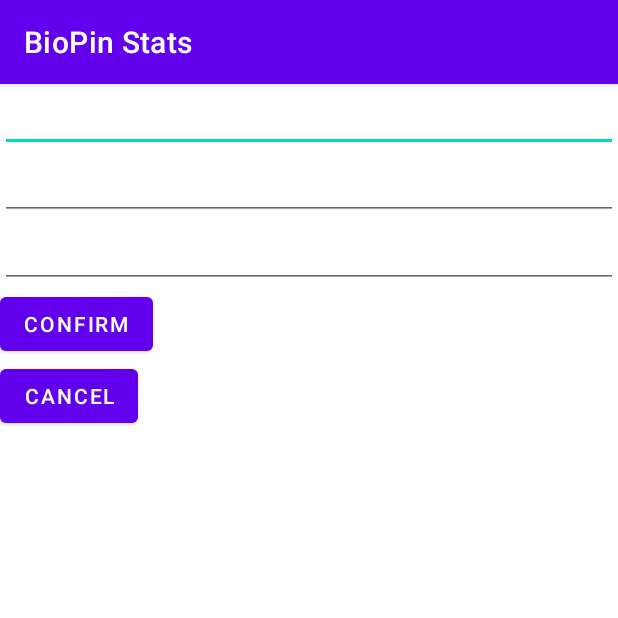
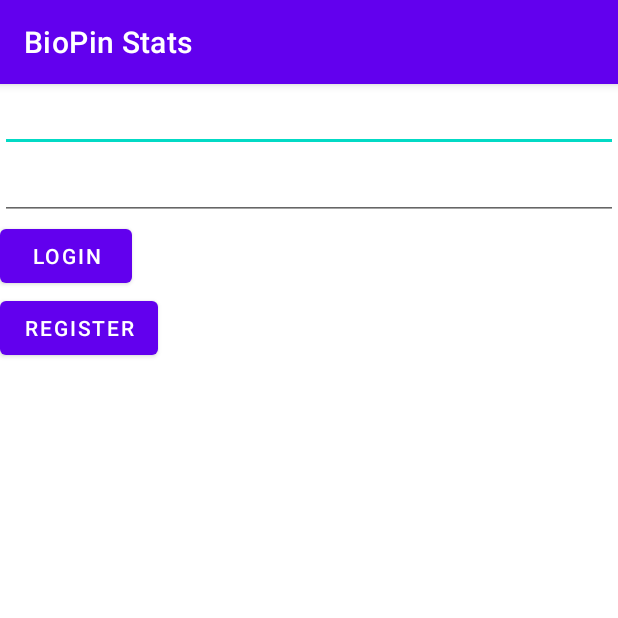
Before and after one commit to hakushiii/BioPinStats, an Android app: the screen it shows after launch (MainActivity), on a phone screen of 412 x 824 dp, the top half of it. Run offline under Robolectric (Android 15) with nearby library versions, the phone set to English and light mode, and no system bars; our stand-ins replace data binding.

Commit message:
Login Logic

```diff
--- a/app/src/main/java/com/example/biopinstats/authentication/LoginFragment.kt
+++ b/app/src/main/java/com/example/biopinstats/authentication/LoginFragment.kt
@@ -1,25 +1,64 @@
 package com.example.biopinstats.authentication
 
+import android.content.Intent
 import android.os.Bundle
 import androidx.fragment.app.Fragment
 import android.view.LayoutInflater
 import android.view.View
 import android.view.ViewGroup
+import androidx.fragment.app.activityViewModels
+import androidx.navigation.findNavController
+import com.example.biopinstats.EnabledNavigationActivity
+import com.example.biopinstats.MainApp
 import com.example.biopinstats.R
+import com.example.biopinstats.databinding.FragmentLoginBinding
+import com.example.biopinstats.databinding.FragmentRegisterBinding
 
 
 class LoginFragment : Fragment() {
+    private val viewModel: AuthViewModel by activityViewModels {
+        AuthViewModelFactory(
+            (activity?.application as MainApp).database
+                .userDao()
+        )
+    }
 
-
-    override fun onCreate(savedInstanceState: Bundle?) {
-        super.onCreate(savedInstanceState)
-    }
+    private var _binding: FragmentLoginBinding? = null
+    private val binding get() = _binding!!
 
     override fun onCreateView(
         inflater: LayoutInflater, container: ViewGroup?,
         savedInstanceState: Bundle?
-    ): View? {
-        // Inflate the layout for this fragment
-        return inflater.inflate(R.layout.fragment_login, container, false)
+    ): View {
+        _binding = FragmentLoginBinding.inflate(inflater, container, false)
+        return binding.root
+    }
+
+    override fun onViewCreated(view: View, savedInstanceState: Bundle?) {
+        super.onViewCreated(view, savedInstanceState)
+
+        binding.registerButton.setOnClickListener {
+                view: View -> view.findNavController().navigate(R.id.action_loginFragment_to_registerFragment)
+        }
+        binding.loginButton.setOnClickListener {
+            login()
+        }
+    }
+
+    private fun userExist(): Boolean {
+        return viewModel.userExist(
+            username = binding.username.text.toString(),
+            password = binding.password.text.toString()
+        )
+    }
+
+    private fun login() {
+        if (userExist()) {
+            startActivity(Intent(activity, EnabledNavigationActivity::class.java))
+        }
+        else {
+
+        }
+
     }
 }
--- a/app/src/main/java/com/example/biopinstats/database/dao/UserDao.kt
+++ b/app/src/main/java/com/example/biopinstats/database/dao/UserDao.kt
@@ -10,7 +10,7 @@ import com.example.biopinstats.database.models.User
 interface UserDao {
 
     @Query("SELECT * FROM User WHERE username = :username AND password = :password LIMIT 1")
-    suspend fun getUser(username: String, password: String): User?
+    fun getUser(username: String, password: String): User?
 
     @Insert(onConflict = OnConflictStrategy.REPLACE)
     suspend fun insertUser(user: User)
--- a/app/src/main/res/layout/fragment_login.xml
+++ b/app/src/main/res/layout/fragment_login.xml
@@ -1,14 +1,34 @@
 <?xml version="1.0" encoding="utf-8"?>
-<FrameLayout xmlns:android="http://schemas.android.com/apk/res/android"
-    xmlns:tools="http://schemas.android.com/tools"
-    android:layout_width="match_parent"
-    android:layout_height="match_parent"
-    tools:context=".authentication.LoginFragment">
+<layout xmlns:android="http://schemas.android.com/apk/res/android"
+    xmlns:tools="http://schemas.android.com/tools">
 
-    <!-- TODO: Update blank fragment layout -->
-    <TextView
+    <data>
+
+    </data>
+
+    <LinearLayout
         android:layout_width="match_parent"
         android:layout_height="match_parent"
-        android:text="@string/hello_blank_fragment" />
+        android:orientation="vertical">
 
-</FrameLayout>
+        <EditText
+            android:id="@+id/username"
+            android:layout_width="match_parent"
+            android:layout_height="wrap_content"/>
+        <EditText
+            android:id="@+id/password"
+            android:layout_width="match_parent"
+            android:layout_height="wrap_content"/>
+        <Button
+            android:id="@+id/login_button"
+            android:layout_width="wrap_content"
+            android:layout_height="wrap_content"
+            android:text="login"/>
+        <Button
+            android:id="@+id/register_button"
+            android:layout_width="wrap_content"
+            android:layout_height="wrap_content"
+            android:text="register"/>
+
+    </LinearLayout>
+</layout>
--- a/app/src/main/res/navigation/authentication_navigation.xml
+++ b/app/src/main/res/navigation/authentication_navigation.xml
@@ -3,13 +3,17 @@
     xmlns:app="http://schemas.android.com/apk/res-auto"
     xmlns:tools="http://schemas.android.com/tools"
     android:id="@+id/authenticaiton_navigation"
-    app:startDestination="@id/registerFragment">
+    app:startDestination="@id/loginFragment">
 
     <fragment
         android:id="@+id/loginFragment"
         android:name="com.example.biopinstats.authentication.LoginFragment"
         android:label="fragment_login"
-        tools:layout="@layout/fragment_login" />
+        tools:layout="@layout/fragment_login" >
+        <action
+            android:id="@+id/action_loginFragment_to_registerFragment"
+            app:destination="@id/registerFragment" />
+    </fragment>
     <fragment
         android:id="@+id/registerFragment"
         android:name="com.example.biopinstats.authentication.RegisterFragment"
```
Also changed, not shown: app/src/main/java/com/example/biopinstats/authentication/AuthViewModel.kt (+22 -3 lines).
